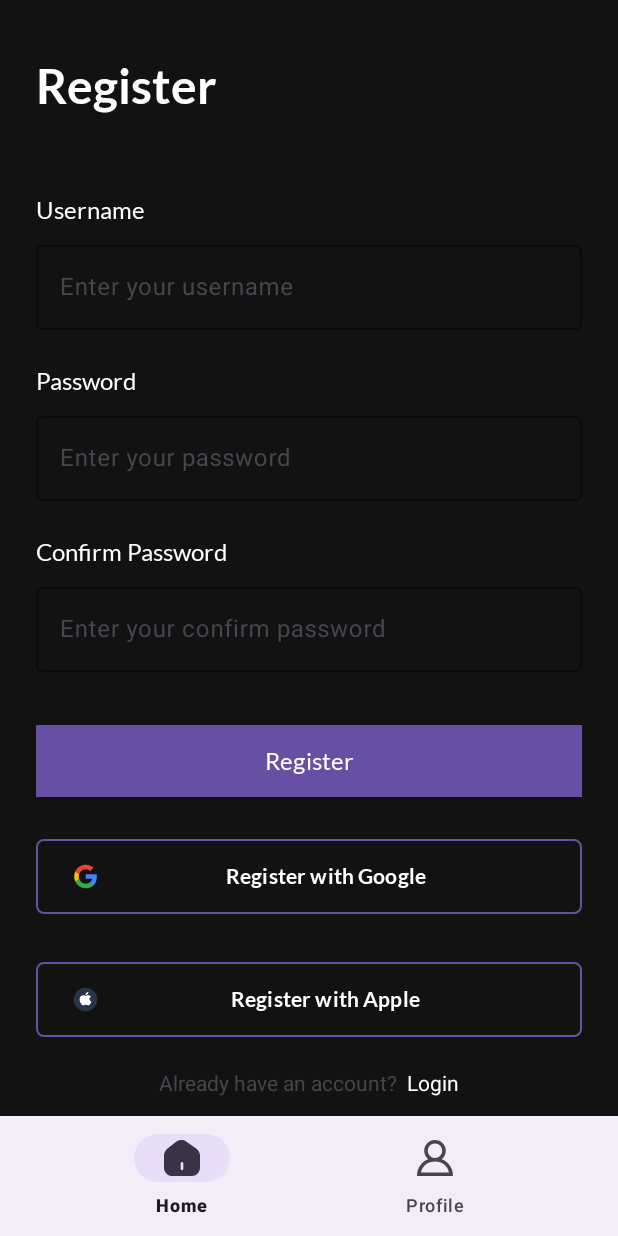
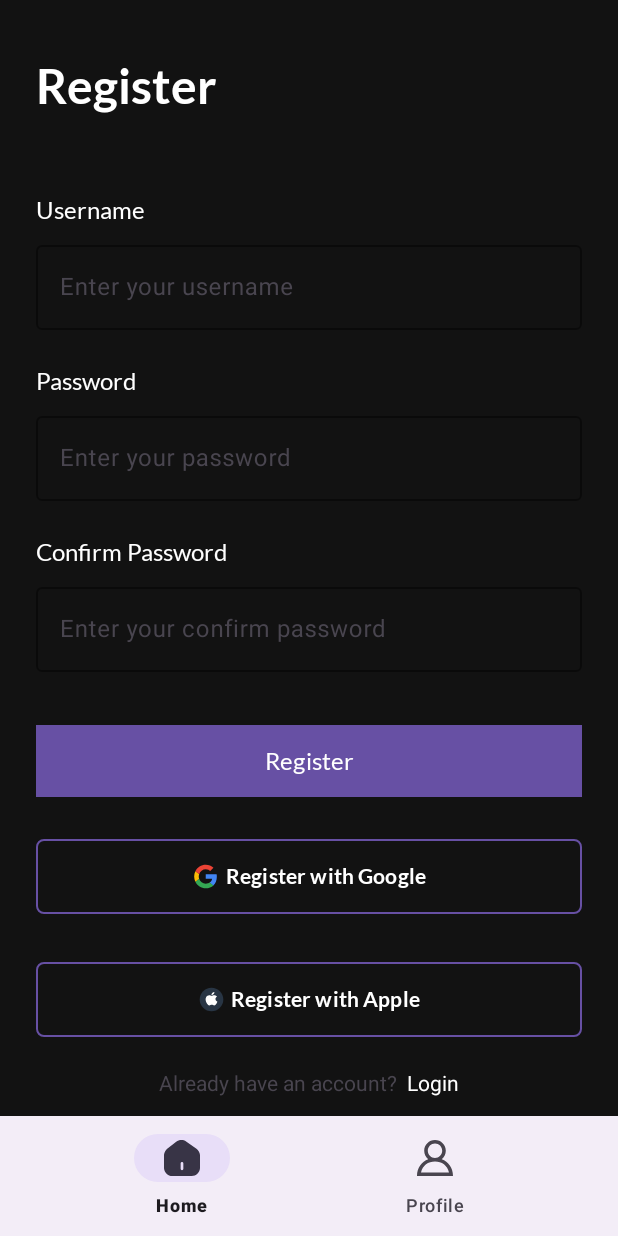
Before and after one commit to MehrajLatifli/AndroidLesson8, an Android app: the RegistrationFragment screen opened through its navigation route, on a phone screen of 412 x 824 dp. Run offline under Robolectric (Android 15) with nearby library versions, the phone set to English and light mode, and no system bars; our stand-ins replace navigation-ui.

Commit message:
GOD bless universes

```diff
--- a/app/src/main/res/layout/fragment_registration.xml
+++ b/app/src/main/res/layout/fragment_registration.xml
@@ -191,6 +191,7 @@
         app:cornerRadius="5dp"
         app:icon="@drawable/google"
         app:iconTint="@color/text_color"
+        app:iconGravity="textStart"
         app:iconTintMode="multiply"
         app:layout_constraintEnd_toEndOf="parent"
         app:layout_constraintHorizontal_bias="1.0"
@@ -214,6 +215,7 @@
         app:icon="@drawable/apple"
         app:iconTint="@color/text_color"
         app:iconTintMode="multiply"
+        app:iconGravity="textStart"
         app:layout_constraintEnd_toEndOf="parent"
         app:layout_constraintHorizontal_bias="0.0"
         app:layout_constraintStart_toStartOf="parent"
```
